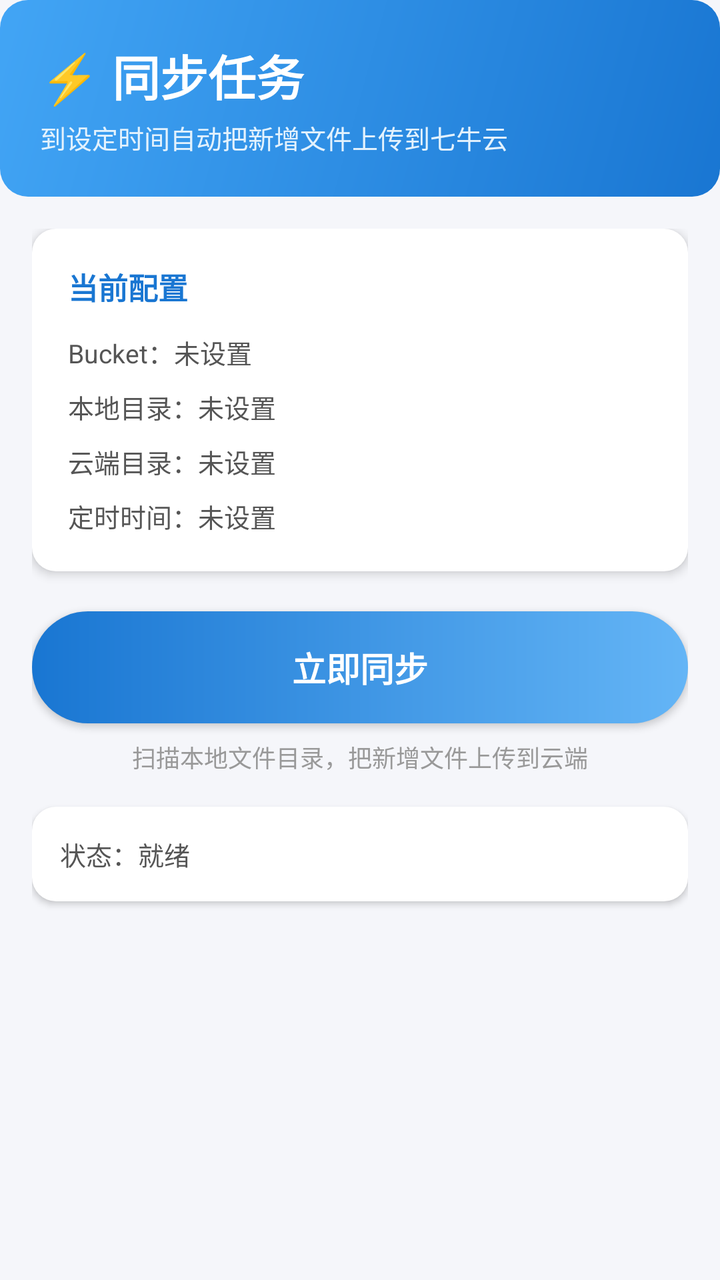
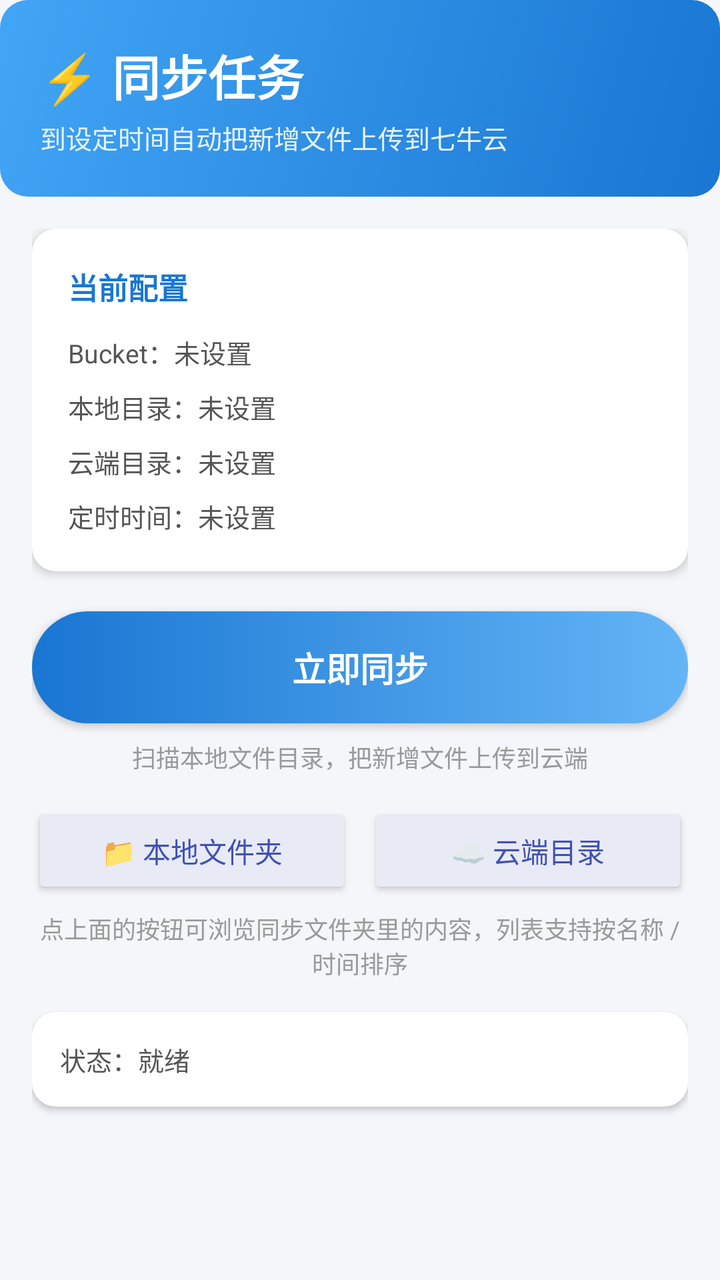

Two renders of the same Android screen: before a commit and after it. Below are the layout's source before the change and the commit's diff.
<!-- AndroidManifest.xml: application theme Theme.AppCompat.Light.DarkActionBar -->
<!-- res/layout/fragment_sync.xml -->
<?xml version="1.0" encoding="utf-8"?>
<LinearLayout xmlns:android="http://schemas.android.com/apk/res/android"
    android:layout_width="match_parent"
    android:layout_height="match_parent"
    android:orientation="vertical"
    android:background="#F5F6FA">

    
    <LinearLayout
        android:layout_width="match_parent"
        android:layout_height="wrap_content"
        android:orientation="vertical"
        android:background="@drawable/bg_gradient_header"
        android:padding="20dp"
        android:paddingTop="22dp"
        android:paddingBottom="28dp">

        <TextView
            android:layout_width="match_parent"
            android:layout_height="wrap_content"
            android:text="⚡ 同步任务"
            android:textSize="24sp"
            android:textStyle="bold"
            android:textColor="@android:color/white"/>

        <TextView
            android:layout_width="match_parent"
            android:layout_height="wrap_content"
            android:text="到设定时间自动把新增文件上传到七牛云"
            android:textSize="13sp"
            android:textColor="#E3F2FD"
            android:layout_marginTop="4dp"/>
    </LinearLayout>

    <ScrollView
        android:layout_width="match_parent"
        android:layout_height="0dp"
        android:layout_weight="1"
        android:fillViewport="true">

        <LinearLayout
            android:layout_width="match_parent"
            android:layout_height="wrap_content"
            android:orientation="vertical"
            android:padding="16dp">

            
            <LinearLayout
                android:layout_width="match_parent"
                android:layout_height="wrap_content"
                android:orientation="vertical"
                android:background="@drawable/bg_card_round"
                android:padding="18dp"
                android:elevation="3dp">

                <TextView
                    android:layout_width="match_parent"
                    android:layout_height="wrap_content"
                    android:text="当前配置"
                    android:textStyle="bold"
                    android:textSize="15sp"
                    android:textColor="#1976D2"
                    android:layout_marginBottom="12dp"/>

                <TextView
                    android:id="@+id/tv_sync_bucket"
                    android:layout_width="match_parent"
                    android:layout_height="wrap_content"
                    android:text="Bucket：未设置"
                    android:textSize="13sp"
                    android:textColor="#555555"
                    android:drawablePadding="8dp"
                    android:layout_marginBottom="8dp"/>

                <TextView
                    android:id="@+id/tv_sync_dirs"
                    android:layout_width="match_parent"
                    android:layout_height="wrap_content"
                    android:text="本地目录：未设置"
                    android:textSize="13sp"
                    android:textColor="#555555"
                    android:layout_marginBottom="8dp"/>

                <TextView
                    android:id="@+id/tv_sync_cloud"
                    android:layout_width="match_parent"
                    android:layout_height="wrap_content"
                    android:text="云端目录：未设置"
                    android:textSize="13sp"
                    android:textColor="#555555"
                    android:layout_marginBottom="8dp"/>

                <TextView
                    android:id="@+id/tv_sync_times"
                    android:layout_width="match_parent"
                    android:layout_height="wrap_content"
                    android:text="定时时间：未设置"
                    android:textSize="13sp"
                    android:textColor="#555555"/>
            </LinearLayout>

            
            <Button
                android:id="@+id/btn_sync_now"
                android:layout_width="match_parent"
                android:layout_height="56dp"
                android:text="立即同步"
                android:textSize="17sp"
                android:textStyle="bold"
                android:textColor="@android:color/white"
                android:layout_marginTop="20dp"
                android:background="@drawable/bg_btn_gradient"/>

            <TextView
                android:layout_width="match_parent"
                android:layout_height="wrap_content"
                android:text="扫描本地文件目录，把新增文件上传到云端"
                android:textSize="12sp"
                android:textColor="#999999"
                android:gravity="center"
                android:layout_marginTop="8dp"/>

            
            <LinearLayout
                android:layout_width="match_parent"
                android:layout_height="wrap_content"
                android:orientation="vertical"
                android:background="@drawable/bg_card_round"
                android:padding="14dp"
                android:elevation="2dp"
                android:layout_marginTop="16dp">

                <TextView
                    android:id="@+id/tv_sync_status"
                    android:layout_width="match_parent"
                    android:layout_height="wrap_content"
                    android:text="状态：就绪"
                    android:textSize="13sp"
                    android:textColor="#555555"/>
            </LinearLayout>

            
            <TextView
                android:id="@+id/tv_sync_hint"
                android:layout_width="match_parent"
                android:layout_height="wrap_content"
                android:text="⚠️ 尚未完成配置，请先到「设置」填写七牛云账号与目录"
                android:layout_marginTop="12dp"
                android:padding="14dp"
                android:background="#FFF3E0"
                android:textSize="13sp"
                android:textColor="#E65100"
                android:visibility="gone"/>
        </LinearLayout>
    </ScrollView>
</LinearLayout>
<!-- resources referenced by this layout -->
<resources>
  <!-- drawable bg_btn_gradient (drawable) -->
  <?xml version="1.0" encoding="utf-8"?>
  <shape xmlns:android="http://schemas.android.com/apk/res/android"
      android:shape="rectangle">
      <gradient
          android:startColor="#1976D2"
          android:endColor="#64B5F6"
          android:angle="0"/>
      <corners android:radius="28dp"/>
  </shape>
  <!-- drawable bg_card_round (drawable) -->
  <?xml version="1.0" encoding="utf-8"?>
  <shape xmlns:android="http://schemas.android.com/apk/res/android"
      android:shape="rectangle">
      <solid android:color="@android:color/white"/>
      <corners android:radius="12dp"/>
  </shape>
  <!-- drawable bg_gradient_header (drawable) -->
  <?xml version="1.0" encoding="utf-8"?>
  <shape xmlns:android="http://schemas.android.com/apk/res/android"
      android:shape="rectangle">
      <gradient
          android:startColor="#1976D2"
          android:endColor="#42A5F5"
          android:angle="135"/>
      <corners android:radius="14dp"/>
  </shape>
</resources>

<!-- the commit's change to res/layout/fragment_sync.xml (unified diff, before → after) -->
@@ -124,6 +124,42 @@
             <LinearLayout
                 android:layout_width="match_parent"
                 android:layout_height="wrap_content"
+                android:orientation="horizontal"
+                android:layout_marginTop="14dp">
+
+                <Button
+                    android:id="@+id/btn_browse_local"
+                    android:layout_width="0dp"
+                    android:layout_height="wrap_content"
+                    android:layout_weight="1"
+                    android:text="📁 本地文件夹"
+                    android:backgroundTint="#E8EAF6"
+                    android:textColor="#3F51B5"/>
+
+                <Button
+                    android:id="@+id/btn_browse_cloud"
+                    android:layout_width="0dp"
+                    android:layout_height="wrap_content"
+                    android:layout_weight="1"
+                    android:layout_marginStart="8dp"
+                    android:text="☁️ 云端目录"
+                    android:backgroundTint="#E8EAF6"
+                    android:textColor="#3F51B5"/>
+            </LinearLayout>
+
+            <TextView
+                android:layout_width="match_parent"
+                android:layout_height="wrap_content"
+                android:text="点上面的按钮可浏览同步文件夹里的内容，列表支持按名称 / 时间排序"
+                android:textSize="12sp"
+                android:textColor="#999999"
+                android:gravity="center"
+                android:layout_marginTop="6dp"/>
+
+            
+            <LinearLayout
+                android:layout_width="match_parent"
+                android:layout_height="wrap_content"
                 android:orientation="vertical"
                 android:background="@drawable/bg_card_round"
                 android:padding="14dp"
